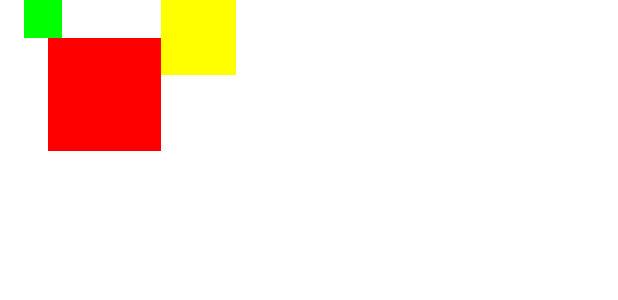
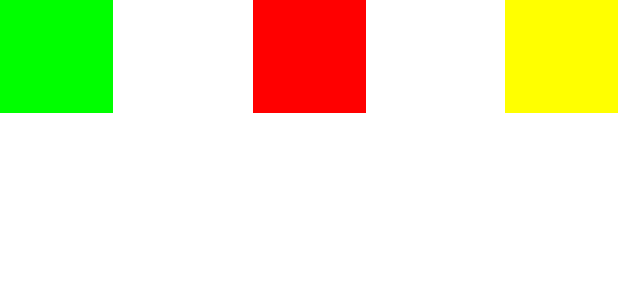
Before and after one commit to Luigi-Avila/JetpackComponents, an Android app built with Jetpack Compose: the @Preview function ConstraintLayoutAdvancedPreview, on a phone screen of 412 x 824 dp. Shown: the top 300 px of the screen. Run offline under Robolectric (Android 15) with nearby library versions, the phone set to English and light mode, and no system bars; our stand-ins replace constraintlayout-compose.

Commit message:
Constraint layout Chain component added

```diff
--- a/app/src/main/java/com/example/jetpackcomponents/components/ConstraintLayoutAdvanced.kt
+++ b/app/src/main/java/com/example/jetpackcomponents/components/ConstraintLayoutAdvanced.kt
@@ -9,19 +9,21 @@ import androidx.compose.ui.Modifier
 import androidx.compose.ui.graphics.Color
 import androidx.compose.ui.tooling.preview.Preview
 import androidx.compose.ui.unit.dp
+import androidx.constraintlayout.compose.ChainStyle
 import androidx.constraintlayout.compose.ConstraintLayout
 
 @Preview
 @Composable
-fun ConstraintLayoutAdvancedPreview(){
+fun ConstraintLayoutAdvancedPreview() {
     //MyConstraintLayoutGuideLine()
-    MyConstraintLayoutBarrier()
+    //MyConstraintLayoutBarrier()
+    MyConstraintLayoutChain()
 }
 
 @Composable
 fun MyConstraintLayoutGuideLine() {
     ConstraintLayout(Modifier.fillMaxSize()) {
-       // val startGuide = createGuidelineFromTop(16.dp)
+        // val startGuide = createGuidelineFromTop(16.dp)
 
         val boxRed = createRef()
         val topGuide = createGuidelineFromTop(0.1f)
@@ -39,7 +41,7 @@ fun MyConstraintLayoutGuideLine() {
 }
 
 @Composable
-fun MyConstraintLayoutBarrier(){
+fun MyConstraintLayoutBarrier() {
     ConstraintLayout(modifier = Modifier.fillMaxSize()) {
         val (boxRed, boxGreen, boxYellow) = createRefs()
         val barrier = createEndBarrier(boxRed, boxGreen)
@@ -71,13 +73,34 @@ fun MyConstraintLayoutBarrier(){
 
 
 @Composable
-fun MyConstraintLayoutChain(){
+fun MyConstraintLayoutChain() {
     ConstraintLayout(Modifier.fillMaxSize()) {
         val (boxRed, boxGreen, boxYellow) = createRefs()
 
         Box(modifier = Modifier
-            .size(125.dp)
+            .size(75.dp)
+            .background(Color.Green)
+            .constrainAs(boxGreen) {
+                start.linkTo(parent.start)
+                end.linkTo(boxRed.start)
+            })
+
+        Box(modifier = Modifier
+            .size(75.dp)
             .background(Color.Red)
-            .constrainAs(boxRed) {})
+            .constrainAs(boxRed) {
+                start.linkTo(boxGreen.end)
+                end.linkTo(boxYellow.start)
+            })
+
+        Box(modifier = Modifier
+            .size(75.dp)
+            .background(Color.Yellow)
+            .constrainAs(boxYellow) {
+                start.linkTo(boxRed.end)
+                end.linkTo(parent.end)
+            })
+
+        createHorizontalChain(boxGreen, boxRed, boxYellow, chainStyle = ChainStyle.SpreadInside)
     }
 }
```
